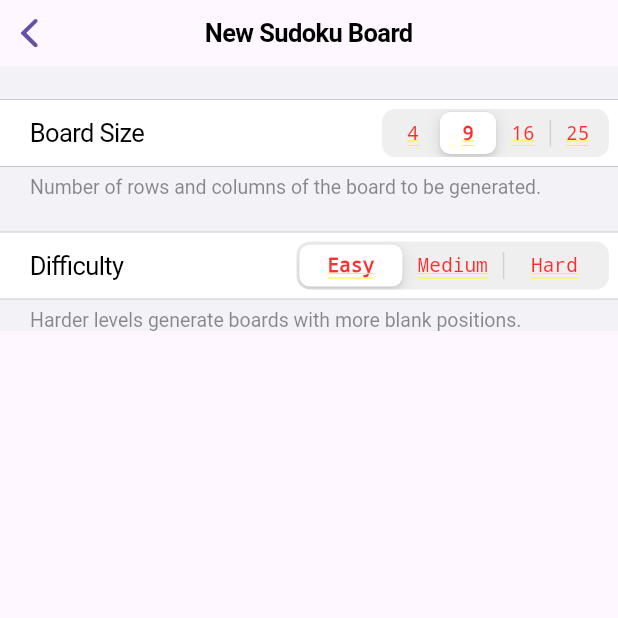
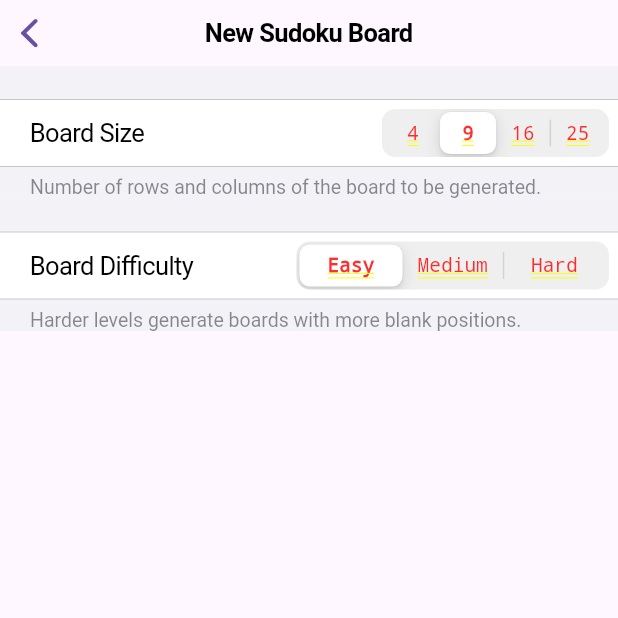
Before and after one commit to raulcostajunior/fludoku_demo, a Flutter app: the BoardSettingsCupertino screen opened directly, on a phone screen of 412 x 824 dp, the top half of it. Run offline on Flutter 3.47's test engine with Material 3 defaults, Android fonts, the phone set to English and light mode, and no system bars; drawn by our look-alikes of flutter_platform_widgets.

Commit message:
Uniformize options titles

```diff
--- a/lib/board_settings_cupertino.dart
+++ b/lib/board_settings_cupertino.dart
@@ -55,7 +55,7 @@ class _BoardSettingsCupertinoState extends State<BoardSettingsCupertino> {
                 ),
                 children: [
                   CupertinoFormRow(
-                    prefix: const Text('Difficulty'),
+                    prefix: const Text('Board Difficulty'),
                     child: CupertinoSlidingSegmentedControl<String>(
                       children: const {
                         'Easy': Text('Easy'),
```
